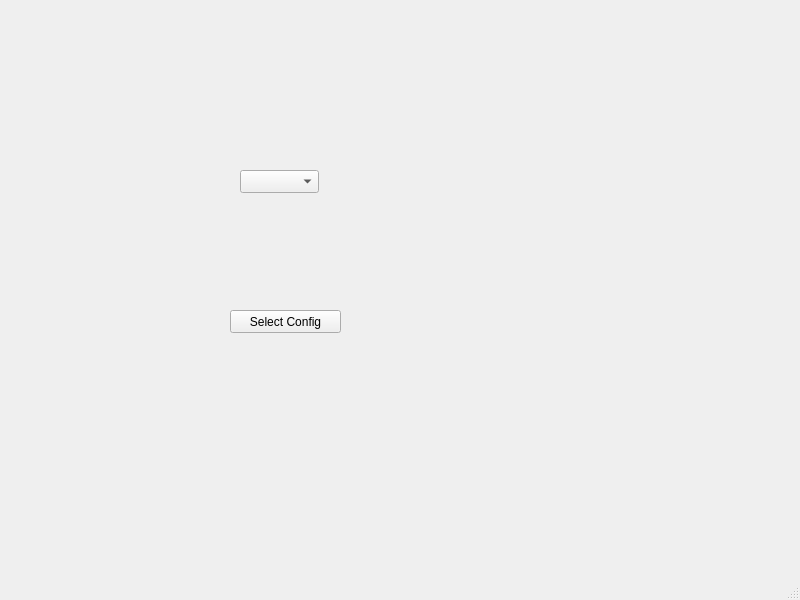
Qt form ui/selectrouter.ui (kishangondaliya/obs) before a commit.
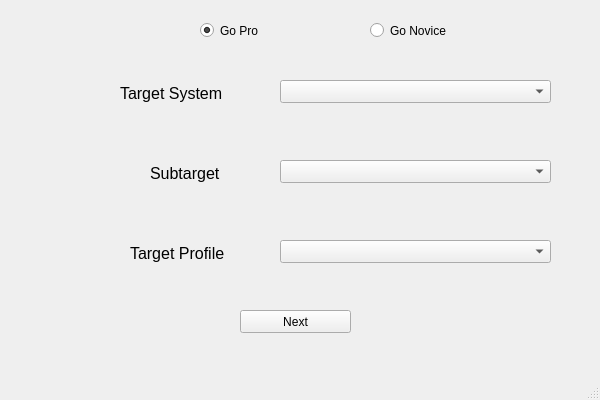
The same form after that commit.

Commit message:
UI update for Select Router configuration
- Add Pro and Novice Radio button for different level of config
- Add drop down to select target system and subtarget
- Some UI update for select router window

```diff
--- a/ui/selectrouter.ui
+++ b/ui/selectrouter.ui
@@ -6,8 +6,8 @@
    <rect>
     <x>0</x>
     <y>0</y>
-    <width>800</width>
-    <height>600</height>
+    <width>600</width>
+    <height>400</height>
    </rect>
   </property>
   <property name="windowTitle">
@@ -17,22 +17,22 @@
    <widget class="QPushButton" name="pushButton">
     <property name="geometry">
      <rect>
-      <x>230</x>
+      <x>240</x>
       <y>310</y>
       <width>111</width>
       <height>23</height>
      </rect>
     </property>
     <property name="text">
-     <string>Select Config</string>
+     <string>Next</string>
     </property>
    </widget>
    <widget class="QComboBox" name="comboBox">
     <property name="geometry">
      <rect>
-      <x>240</x>
-      <y>170</y>
-      <width>79</width>
+      <x>280</x>
+      <y>80</y>
+      <width>271</width>
       <height>23</height>
      </rect>
     </property>
@@ -43,6 +43,127 @@
      <number>5</number>
     </property>
    </widget>
+   <widget class="QComboBox" name="comboBox_subtarget">
+    <property name="geometry">
+     <rect>
+      <x>280</x>
+      <y>160</y>
+      <width>271</width>
+      <height>23</height>
+     </rect>
+    </property>
+    <property name="currentText">
+     <string/>
+    </property>
+    <property name="maxVisibleItems">
+     <number>5</number>
+    </property>
+   </widget>
+   <widget class="QComboBox" name="comboBox_target_profile">
+    <property name="geometry">
+     <rect>
+      <x>280</x>
+      <y>240</y>
+      <width>271</width>
+      <height>23</height>
+     </rect>
+    </property>
+    <property name="currentText">
+     <string/>
+    </property>
+    <property name="maxVisibleItems">
+     <number>5</number>
+    </property>
+   </widget>
+   <widget class="QLabel" name="label_2">
+    <property name="geometry">
+     <rect>
+      <x>120</x>
+      <y>80</y>
+      <width>121</width>
+      <height>27</height>
+     </rect>
+    </property>
+    <property name="font">
+     <font>
+      <pointsize>12</pointsize>
+      <weight>50</weight>
+      <bold>false</bold>
+     </font>
+    </property>
+    <property name="text">
+     <string>Target System</string>
+    </property>
+   </widget>
+   <widget class="QLabel" name="label_3">
+    <property name="geometry">
+     <rect>
+      <x>150</x>
+      <y>160</y>
+      <width>81</width>
+      <height>27</height>
+     </rect>
+    </property>
+    <property name="font">
+     <font>
+      <pointsize>12</pointsize>
+      <weight>50</weight>
+      <bold>false</bold>
+     </font>
+    </property>
+    <property name="text">
+     <string>Subtarget</string>
+    </property>
+   </widget>
+   <widget class="QLabel" name="label_4">
+    <property name="geometry">
+     <rect>
+      <x>130</x>
+      <y>240</y>
+      <width>121</width>
+      <height>27</height>
+     </rect>
+    </property>
+    <property name="font">
+     <font>
+      <pointsize>12</pointsize>
+      <weight>50</weight>
+      <bold>false</bold>
+     </font>
+    </property>
+    <property name="text">
+     <string>Target Profile</string>
+    </property>
+   </widget>
+   <widget class="QRadioButton" name="radioButton_pro">
+    <property name="geometry">
+     <rect>
+      <x>200</x>
+      <y>20</y>
+      <width>100</width>
+      <height>21</height>
+     </rect>
+    </property>
+    <property name="text">
+     <string>Go Pro</string>
+    </property>
+    <property name="checked">
+     <bool>true</bool>
+    </property>
+   </widget>
+   <widget class="QRadioButton" name="radioButton_novice">
+    <property name="geometry">
+     <rect>
+      <x>370</x>
+      <y>20</y>
+      <width>100</width>
+      <height>21</height>
+     </rect>
+    </property>
+    <property name="text">
+     <string>Go Novice</string>
+    </property>
+   </widget>
   </widget>
   <widget class="QMenuBar" name="menubar">
    <property name="geometry">
```
Left out of the diff: 4 changed lines with no effect on the pictures. The commit also changes 2 other files.
